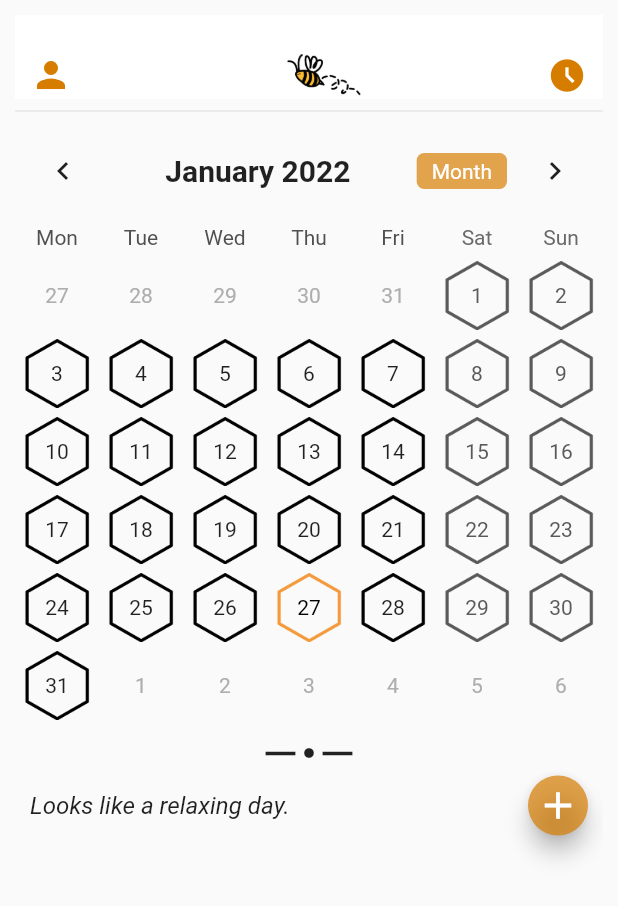
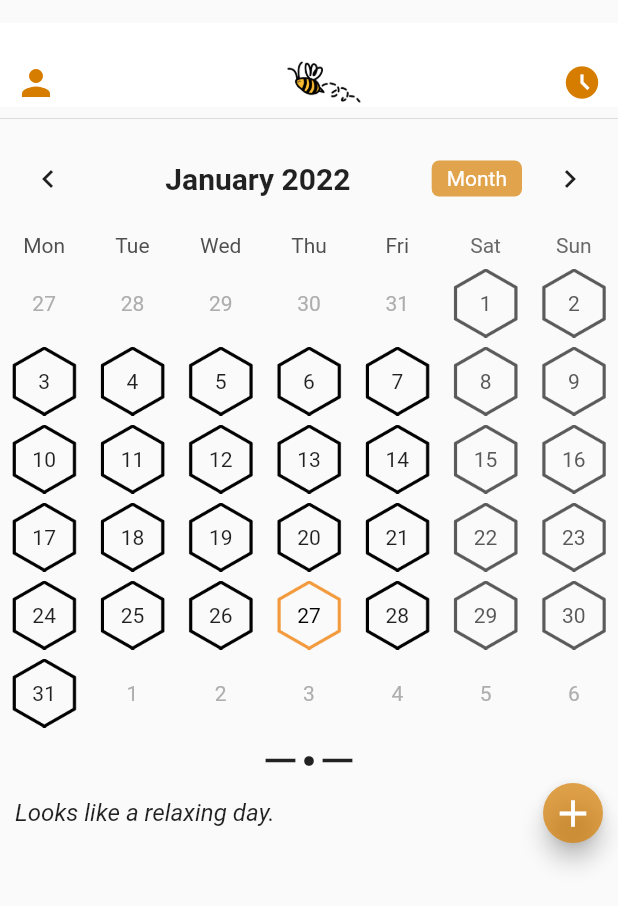
Before and after one commit to paulahitz8/FirebaseCalendar, a Flutter app: the screen it shows once a user with an empty profile is signed in, after a tap on "Calendar", on a phone screen of 412 x 824 dp. Shown: the top 906 px of the screen. Run offline on Flutter 3.47's test engine with Material 2 defaults, Android fonts, the phone set to English and light mode, and no system bars; drawn by our look-alikes of table_calendar; our stand-ins replace cloud_firestore, firebase_auth, firebase_core; missing offline and left inert: day_night_time_picker, flutterfire_ui; accounts and stored records are empty; statements that could not run were skipped.

Commit message:
Finishing touches

```diff
--- a/firebase_project/lib/screens/calendar_screen.dart
+++ b/firebase_project/lib/screens/calendar_screen.dart
@@ -122,7 +122,7 @@ class _CalendarScreenState extends State<_CalendarScreen> {
   Widget build(BuildContext context) {
     return Scaffold(
       body: Padding(
-        padding: const EdgeInsets.all(10),
+        padding: const EdgeInsets.only(top: 15),
         child: CustomScrollView(
           slivers: [
             SliverAppBar(
--- a/firebase_project/lib/screens/event_info_screen.dart
+++ b/firebase_project/lib/screens/event_info_screen.dart
@@ -47,6 +47,7 @@ class _EventInfoScreenState extends State<EventInfoScreen> {
       body: CustomScrollView(
         slivers: [
           SliverAppBar(
+            automaticallyImplyLeading: false,
             floating: true,
             pinned: true,
             backgroundColor: const Color.fromRGBO(214, 125, 0, 0.7),
--- a/firebase_project/lib/screens/event_screen.dart
+++ b/firebase_project/lib/screens/event_screen.dart
@@ -41,6 +41,7 @@ class _EventScreenState extends State<EventScreen> {
       body: CustomScrollView(
         slivers: [
           SliverAppBar(
+            automaticallyImplyLeading: false,
             floating: true,
             pinned: true,
             backgroundColor: const Color.fromRGBO(214, 125, 0, 0.7),
--- a/firebase_project/lib/screens/main_screen.dart
+++ b/firebase_project/lib/screens/main_screen.dart
@@ -15,7 +15,9 @@ class MainScreen extends StatelessWidget {
   Widget build(BuildContext context) {
     return Scaffold(
       backgroundColor: Colors.orange[100],
-      body: CustomScrollView(
+      body: Padding(
+        padding: EdgeInsets.only(top: 15),
+        child: CustomScrollView(
           slivers: [
             SliverAppBar(
               automaticallyImplyLeading: false,
@@ -24,7 +26,7 @@ class MainScreen extends StatelessWidget {
               backgroundColor: Colors.white,
               flexibleSpace: Column(
                 children: [
-                const SizedBox(height: 30),
+                  const SizedBox(height: 15),
                   Row(
                     mainAxisAlignment: MainAxisAlignment.spaceBetween,
                     children: [
@@ -80,7 +82,7 @@ class MainScreen extends StatelessWidget {
                         icon: Image.asset("assets/honey_bee.png"),
                         onPressed: () {},
                       ),
-                    const SizedBox(width: 60),
+                      const SizedBox(width: 40),
                     ],
                   ),
                 ],
@@ -147,6 +149,7 @@ class MainScreen extends StatelessWidget {
             ),
           ],
         ),
+      ),
     );
   }
 }
--- a/firebase_project/lib/screens/todolist_screen.dart
+++ b/firebase_project/lib/screens/todolist_screen.dart
@@ -88,7 +88,7 @@ class _TodoScreenState extends State<_TodoScreen> {
   Widget build(BuildContext context) {
     return Scaffold(
       body: Padding(
-        padding: const EdgeInsets.all(10),
+        padding: const EdgeInsets.only(top: 15),
         child: CustomScrollView(
           slivers: [
             SliverAppBar(
```
Lines whose indentation alone changed are shown as unchanged.
